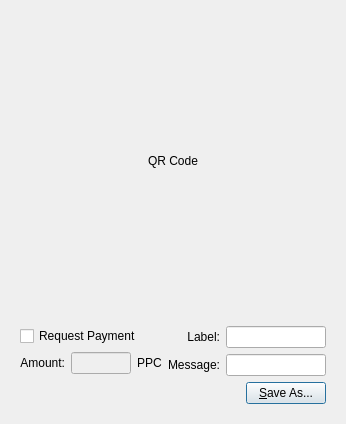
Qt form src/qt/forms/qrcodedialog.ui (PaycoinFoundation/paycoin) before a commit.
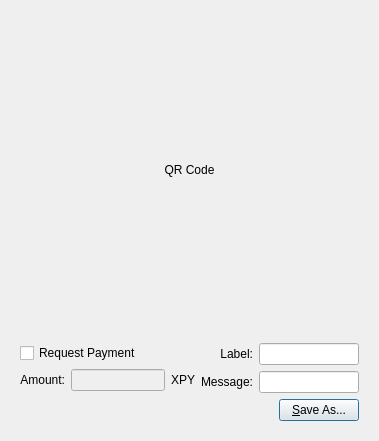
The same form after that commit.

The edit to the form file:
```diff
--- a/src/qt/forms/qrcodedialog.ui
+++ b/src/qt/forms/qrcodedialog.ui
@@ -6,8 +6,8 @@
    <rect>
     <x>0</x>
     <y>0</y>
-    <width>320</width>
-    <height>404</height>
+    <width>379</width>
+    <height>441</height>
    </rect>
   </property>
   <property name="windowTitle">
@@ -102,7 +102,7 @@
                </sizepolicy>
               </property>
               <property name="text">
-               <string>PPC</string>
+               <string>XPY</string>
               </property>
               <property name="buddy">
                <cstring>lnReqAmount</cstring>
```
